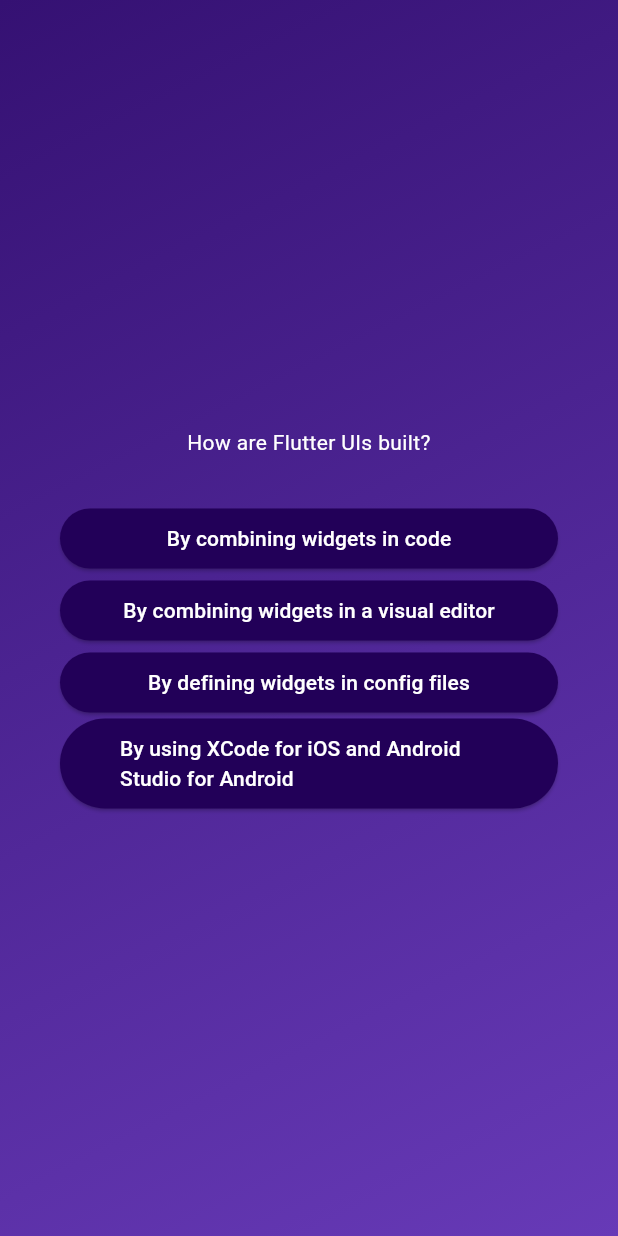
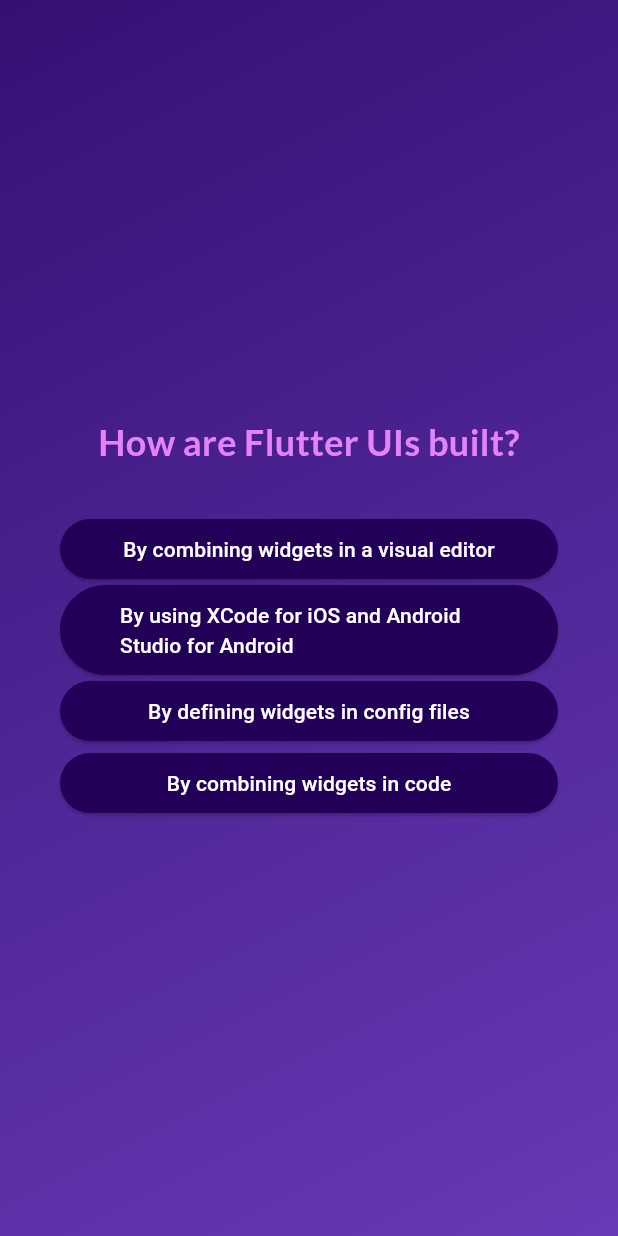
Before and after one commit to aktasilyas/adv_basics, a Flutter app: the screen it shows after launch, after a tap on "Start Quiz", after a tap on "Components", on a phone screen of 412 x 824 dp. Run offline on Flutter 3.47's test engine with Material 3 defaults, Android fonts, the phone set to English and light mode, and no system bars; our stand-ins replace google_fonts.

Commit message:
google fonts eklendi ve verilen cevaplar state 'de tutuldu.

```diff
--- a/lib/models/quiz_question.dart
+++ b/lib/models/quiz_question.dart
@@ -3,4 +3,13 @@ class QuizQuestion {
 
   final String text;
   final List<String> answers;
+
+  List<String> getShuffledAnswers(){
+
+    //Burda ana listenin bir kopyasını aldık ana listemiz değişmesin diye.
+    //Daha sonra listeyi shuffle methodu sayesinde karıştırdık .
+    final shuffledAnswers = List.of(answers);
+    shuffledAnswers.shuffle();
+    return shuffledAnswers;
+  }
 }
--- a/lib/questions-screen.dart
+++ b/lib/questions-screen.dart
@@ -1,9 +1,12 @@
 import 'package:adv_basics/answer_button.dart';
 import 'package:flutter/material.dart';
 import 'package:adv_basics/data/questions.dart';
+import 'package:flutter/widgets.dart';
+import 'package:google_fonts/google_fonts.dart';
+class QuestionsScreen extends StatefulWidget {
+   const QuestionsScreen({super.key, required this.onSelectedAnswer});
 
-class QuestionsScreen extends StatefulWidget {
-  const QuestionsScreen({super.key});
+  final void Function(String selectedAnswer) onSelectedAnswer;
   @override
   State<StatefulWidget> createState() {
     return _QuestionsScreenState();
@@ -11,16 +14,17 @@ class QuestionsScreen extends StatefulWidget {
 }
 
 class _QuestionsScreenState extends State<QuestionsScreen> {
-  var index = 0;
-  void onTab() {
+  var currentQuestionIndex = 0;
+  void answerQuestion(String selectedAnswer) {
+    widget.onSelectedAnswer(selectedAnswer);
     setState(() {
-      index = index == (questions.length - 1) ? 0 : index + 1;
+       currentQuestionIndex++;
     });
   }
 
   @override
   Widget build(BuildContext context) {
-    final currentQuestion = questions[index];
+    final currentQuestion = questions[currentQuestionIndex];
 
     return SizedBox(
       width: double.infinity,
@@ -32,16 +36,22 @@ class _QuestionsScreenState extends State<QuestionsScreen> {
           children: [
             Text(
               currentQuestion.text,
-              style: const TextStyle(color: Colors.white),
+              style: GoogleFonts.lato(
+                color:const Color.fromARGB(255, 228, 131, 248),
+                fontSize:24,
+                fontWeight:FontWeight.bold
+              ),
               textAlign: TextAlign.center,
             ),
             const SizedBox(
               height: 30,
             ),
-            ...currentQuestion.answers.map((answer) {
+            ...currentQuestion.getShuffledAnswers().map((answer) {
               return AnswerButton(
                 text: answer,
-                onTab: onTab,
+                onTab: () {
+                  answerQuestion(answer);
+                },
               );
             })
           ],
--- a/lib/quiz.dart
+++ b/lib/quiz.dart
@@ -1,3 +1,4 @@
+import 'package:adv_basics/data/questions.dart';
 import 'package:adv_basics/questions-screen.dart';
 import 'package:flutter/material.dart';
 import 'package:adv_basics/start_screen.dart';
@@ -12,30 +13,41 @@ class Quiz extends StatefulWidget {
 }
 
 class _QuizState extends State<Quiz> {
-  Widget? activeScreen;
+  var  activeScreen = '';
+  List<String> selectedAnswers = [];
 
-@override
+  @override
   void initState() {
-    activeScreen = StartScreen(switchScreen);
+    activeScreen = 'start-screen';
     super.initState();
   }
+
   void switchScreen() {
     setState(() {
-      activeScreen = const QuestionsScreen();
+      activeScreen = 'questions-screen';
     });
   }
 
+  void chooseAnswer(String answer){
+    selectedAnswers.add(answer);
+    if(selectedAnswers.length == questions.length){
+      setState(() {
+        activeScreen = 'start-screen';
+      });
+      selectedAnswers = [];
+    }
+  }
   @override
   Widget build(BuildContext context) {
     return MaterialApp(
-      home: Scaffold(
-        body: Container(
-            decoration: const BoxDecoration(
-                gradient: LinearGradient(colors: [
-              Color.fromARGB(255, 53, 17, 115),
-              Colors.deepPurple
-            ], begin: Alignment.topLeft, end: Alignment.bottomRight)),
-            child: activeScreen,
+        home: Scaffold(
+      body: Container(
+        decoration: const BoxDecoration(
+            gradient: LinearGradient(
+                colors: [Color.fromARGB(255, 53, 17, 115), Colors.deepPurple],
+                begin: Alignment.topLeft,
+                end: Alignment.bottomRight)),
+        child: activeScreen == 'start-screen' ?   StartScreen(switchScreen) : QuestionsScreen(onSelectedAnswer: chooseAnswer),
       ),
     ));
   }
--- a/lib/start_screen.dart
+++ b/lib/start_screen.dart
@@ -1,4 +1,5 @@
 import 'package:flutter/material.dart';
+import 'package:google_fonts/google_fonts.dart';
 
 class StartScreen extends StatelessWidget {
   const StartScreen(this.startQuiz,{super.key});
@@ -18,10 +19,10 @@ class StartScreen extends StatelessWidget {
           const SizedBox(
             height: 80,
           ),
-          const Text(
+           Text(
             "Learn Flutter the fun way!",
-            style: TextStyle(
-                color: Color.fromARGB(255, 239, 212, 212), fontSize: 24),
+            style: GoogleFonts.lato(
+                color: const Color.fromARGB(255, 239, 212, 212), fontSize: 24),
           ),
           const SizedBox(
             height: 30,
--- a/pubspec.yaml
+++ b/pubspec.yaml
@@ -35,6 +35,7 @@ dependencies:
   # The following adds the Cupertino Icons font to your application.
   # Use with the CupertinoIcons class for iOS style icons.
   cupertino_icons: ^1.0.6
+  google_fonts: ^6.1.0
 
 dev_dependencies:
   flutter_test:
```
Also changed, not shown: pubspec.lock, 1 other file.
